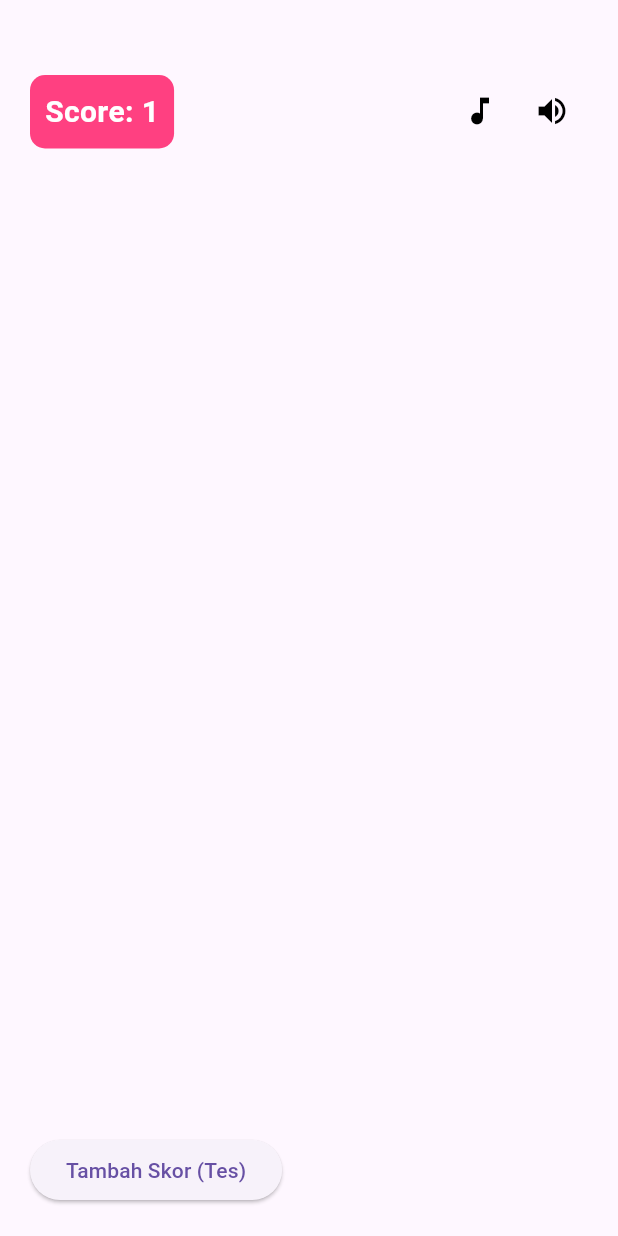
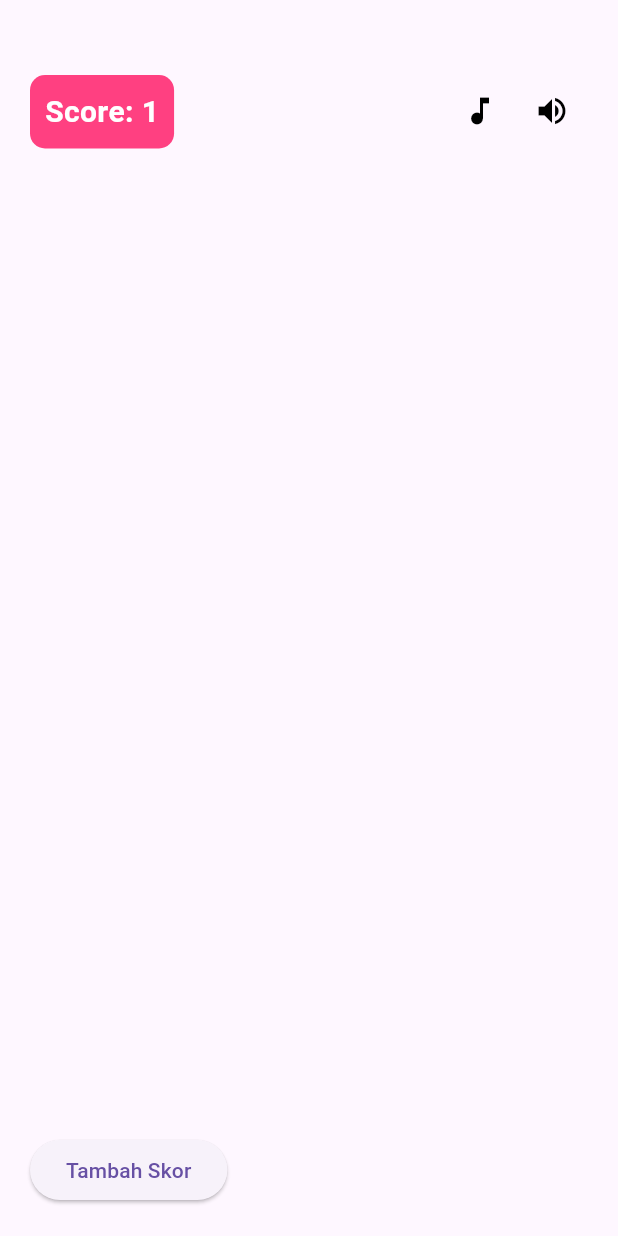
Before and after one commit to AriPurwoAji/trial_game_fruit_chatcher, a Flutter app: the screen it shows after launch, on a phone screen of 412 x 824 dp. Run offline on Flutter 3.47's test engine with Material 3 defaults, Android fonts, the phone set to English and light mode, and no system bars; missing offline and left inert: dart:ffi.

```diff
--- a/lib/main.dart
+++ b/lib/main.dart
@@ -99,7 +99,7 @@ class _GameScreenState extends State<GameScreen> {
               // Menambah nilai skor secara dinamis
               counter.value++;
             },
-            child: const Text('Tambah Skor (Tes)'),
+            child: const Text('Tambah Skor'),
           ),
         ),
       ],
```
